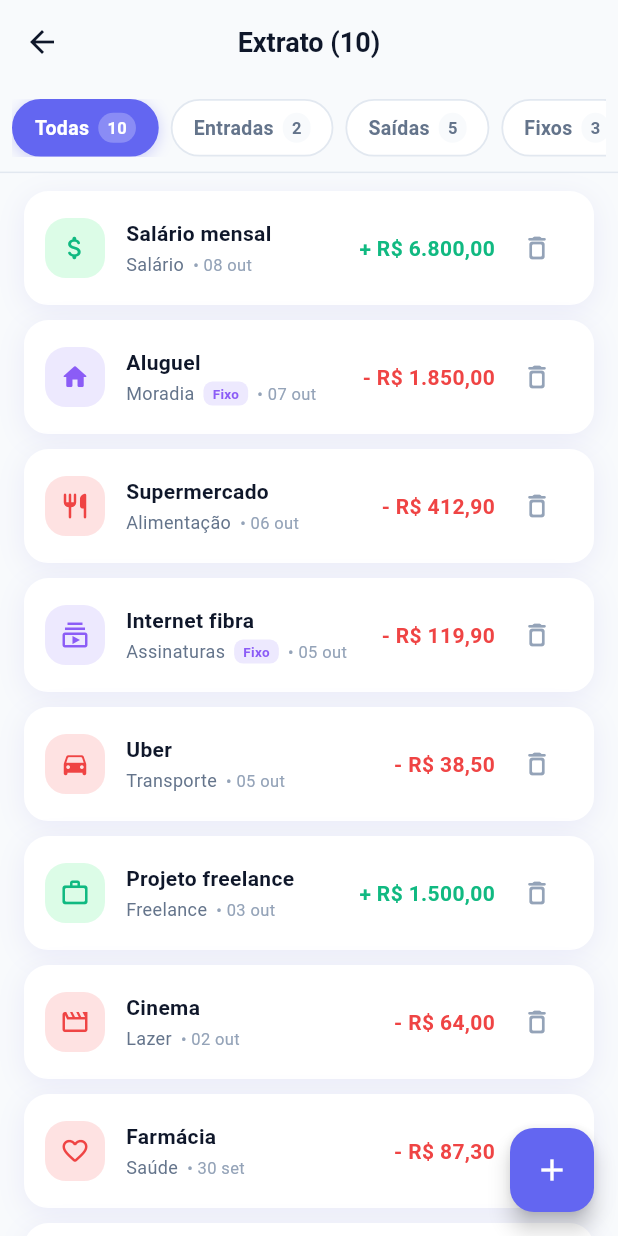
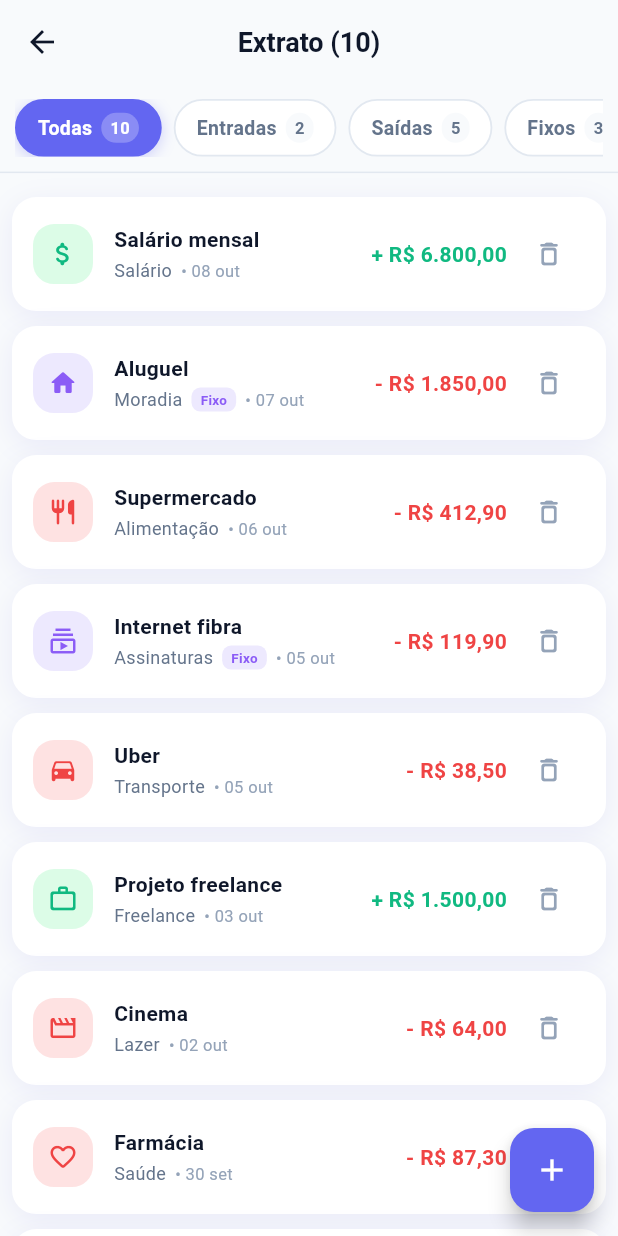
Before and after one commit to OtavioTadeu/MYNJO, a Flutter app: the TelaExtratoLancamento screen opened directly, on a phone screen of 412 x 824 dp. Run offline on Flutter 3.47's test engine with Material 3 defaults, Android fonts, the phone set to English and light mode, and no system bars.

Commit message:
feat: substitui app_dimensions.dart por dimensoes_tela.dart e ajusta paddings nas telas

```diff
--- a/lib/screens/cadastro.dart
+++ b/lib/screens/cadastro.dart
@@ -4,7 +4,7 @@ import '../components/cabecalho_gradiente.dart';
 import '../components/campo_email.dart';
 import '../components/campo_senha.dart';
 import '../components/cartao_branco.dart';
-import '../utils/app_dimensions.dart';
+import '../utils/dimensoes_tela.dart';
 import '../components/mensagens.dart';
 import '../models/usuario.dart';
 import '../theme/app_colors.dart';
--- a/lib/screens/extrato_lancamento.dart
+++ b/lib/screens/extrato_lancamento.dart
@@ -6,7 +6,7 @@ import '../components/mensagens.dart';
 import '../models/preferencias.dart';
 import '../models/transacao.dart';
 import '../theme/app_colors.dart';
-import '../utils/app_dimensions.dart';
+import '../utils/dimensoes_tela.dart';
 import 'lancamento.dart';
 
 // Marcus Vinicius
@@ -92,10 +92,11 @@ class _TelaExtratoLancamentoState extends State<TelaExtratoLancamento> {
       ),
       body: SafeArea(
         child: Column(
+          crossAxisAlignment: CrossAxisAlignment.center,
           children: [
             // ===== Filtros =====
             Padding(
-              padding: EdgeInsets.symmetric(horizontal: AppDimensions.paddingHorizontal(context), vertical: 10),
+              padding: EdgeInsets.all(10),
               child: SingleChildScrollView(
                 scrollDirection: Axis.horizontal,
                 child: Row(
@@ -152,6 +153,7 @@ class _TelaExtratoLancamentoState extends State<TelaExtratoLancamento> {
 
             // ===== Lista =====
             Expanded(
+
               child: lista.isEmpty ? listaVazia() : listaDeTransacoes(lista),
             ),
           ],
@@ -168,7 +170,8 @@ class _TelaExtratoLancamentoState extends State<TelaExtratoLancamento> {
 
   Widget listaDeTransacoes(List<Transacao> lista) {
     return ListView.separated(
-      padding: const EdgeInsets.fromLTRB(16, 12, 16, 80),
+      padding: const EdgeInsets.only(top: 16, bottom: 80) +
+          EdgeInsets.symmetric(horizontal: AppDimensions.paddingHorizontal(context)),
       itemCount: lista.length,
       separatorBuilder: (context, index) => const SizedBox(height: 10),
       itemBuilder: (context, index) {
--- a/lib/screens/inicio.dart
+++ b/lib/screens/inicio.dart
@@ -9,7 +9,7 @@ import '../models/preferencias.dart';
 import '../models/transacao.dart';
 import '../models/usuario.dart';
 import '../theme/app_colors.dart';
-import '../utils/app_dimensions.dart';
+import '../utils/dimensoes_tela.dart';
 import '../utils/formatadores.dart';
 import 'extrato_lancamento.dart';
 import 'lancamento.dart';
@@ -29,10 +29,9 @@ class TelaInicio extends StatefulWidget {
 }
 
 class _TelaInicioState extends State<TelaInicio> {
-  bool _ocultarSaldo = true;
   late List<Transacao> _transacoes;
   late List<MoedaCotacao> _moedas;
-  bool ocultarSaldo = false;
+  bool ocultarSaldo = true;
 
   @override
   void initState() {
--- a/lib/screens/lancamento.dart
+++ b/lib/screens/lancamento.dart
@@ -3,7 +3,7 @@ import '../components/botao_principal.dart';
 import '../components/mensagens.dart';
 import '../models/transacao.dart';
 import '../utils/formatadores.dart';
-import '../utils/app_dimensions.dart';
+import '../utils/dimensoes_tela.dart';
 
 // Marcus Vinicius
 // Otavio Tadeu
--- a/lib/screens/login.dart
+++ b/lib/screens/login.dart
@@ -7,7 +7,7 @@ import '../components/cartao_branco.dart';
 import '../components/mensagens.dart';
 import '../models/usuario.dart';
 import '../theme/app_colors.dart';
-import '../utils/app_dimensions.dart';
+import '../utils/dimensoes_tela.dart';
 import 'cadastro.dart';
 import 'inicio.dart';
 
--- a/lib/screens/perfil.dart
+++ b/lib/screens/perfil.dart
@@ -10,7 +10,7 @@ import '../components/titulo_secao.dart';
 import '../models/moeda.dart';
 import '../models/preferencias.dart';
 import '../models/usuario.dart';
-import '../utils/app_dimensions.dart';
+import '../utils/dimensoes_tela.dart';
 import '../theme/app_colors.dart';
 import 'login.dart';
 
```
Also changed, not shown: lib/screens/relatorio.dart (+4 -3 lines), lib/utils/dimensoes_tela.dart (renamed from lib/utils/app_dimensions.dart).
